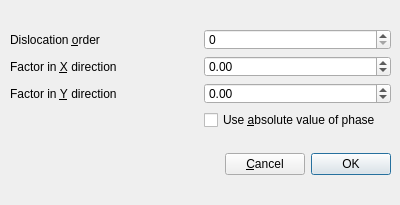
Qt form cpp/ui/phase_dialog.ui (magister-ludi/eigenbroetler) before a commit.
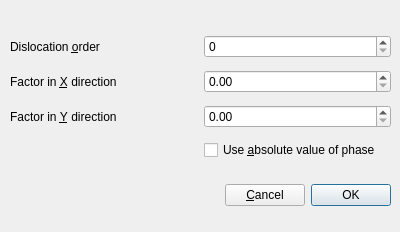
The same form after that commit.

```diff
--- a/cpp/ui/phase_dialog.ui
+++ b/cpp/ui/phase_dialog.ui
@@ -7,7 +7,7 @@
     <x>0</x>
     <y>0</y>
     <width>400</width>
-    <height>205</height>
+    <height>232</height>
    </rect>
   </property>
   <property name="windowTitle">
@@ -22,7 +22,7 @@
      <x>10</x>
      <y>29</y>
      <width>381</width>
-     <height>101</height>
+     <height>138</height>
     </rect>
    </property>
    <layout class="QGridLayout" name="gridLayout">
@@ -64,21 +64,17 @@
      </widget>
     </item>
     <item row="0" column="1">
-     <widget class="QSpinBox" name="orderSpinBox"/>
+     <widget class="QSpinBox" name="orderSpinBox">
+      <property name="maximum">
+       <number>2147483647</number>
+      </property>
+     </widget>
     </item>
     <item row="1" column="1">
-     <widget class="QDoubleSpinBox" name="xSpinBox">
-      <property name="minimum">
-       <double>-99.989999999999995</double>
-      </property>
-     </widget>
+     <widget class="QDoubleSpinBox" name="xSpinBox"/>
     </item>
     <item row="2" column="1">
-     <widget class="QDoubleSpinBox" name="ySpinBox">
-      <property name="minimum">
-       <double>-99.989999999999995</double>
-      </property>
-     </widget>
+     <widget class="QDoubleSpinBox" name="ySpinBox"/>
     </item>
    </layout>
   </widget>
@@ -86,7 +82,7 @@
    <property name="geometry">
     <rect>
      <x>10</x>
-     <y>139</y>
+     <y>170</y>
      <width>381</width>
      <height>51</height>
     </rect>
```
